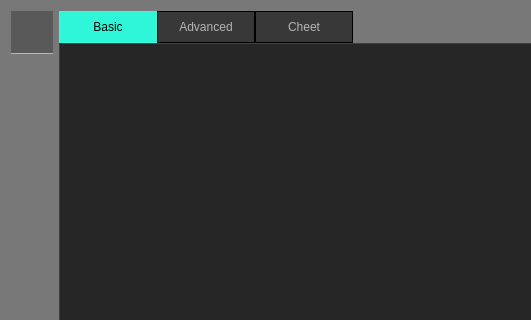
Before: the Qt Designer form src/ui/help_slide_widget.ui in k88936/UnRustedWarfare, drawn with Qt 5; both pictures show x 0 to 531 and y 0 to 320 of the 709 by 568 pixel window.
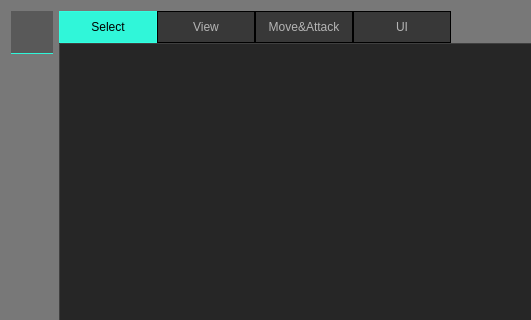
After: the same form once the commit is applied. Icons and pictures are not drawn.

```diff
--- a/src/ui/help_slide_widget.ui
+++ b/src/ui/help_slide_widget.ui
@@ -424,6 +424,9 @@
        <height>0</height>
       </size>
      </property>
+     <property name="styleSheet">
+      <string notr="true"/>
+     </property>
      <property name="tabPosition">
       <enum>QTabWidget::TabPosition::North</enum>
      </property>
@@ -450,17 +453,25 @@
      </property>
      <widget class="QWidget" name="tab">
       <attribute name="title">
-       <string>Basic</string>
+       <string>Select</string>
       </attribute>
      </widget>
      <widget class="QWidget" name="tab_2">
       <attribute name="title">
-       <string>Advanced</string>
+       <string>View</string>
       </attribute>
      </widget>
      <widget class="QWidget" name="tab_3">
       <attribute name="title">
-       <string>Cheet</string>
+       <string>Move&amp;&amp;Attack</string>
+      </attribute>
+     </widget>
+     <widget class="QWidget" name="tab_4">
+      <property name="styleSheet">
+       <string notr="true">border-image: url(:/ui/slide_3.png);</string>
+      </property>
+      <attribute name="title">
+       <string>UI</string>
       </attribute>
      </widget>
     </widget>
```
Left out of the diff: 9 changed lines with no effect on the pictures.
